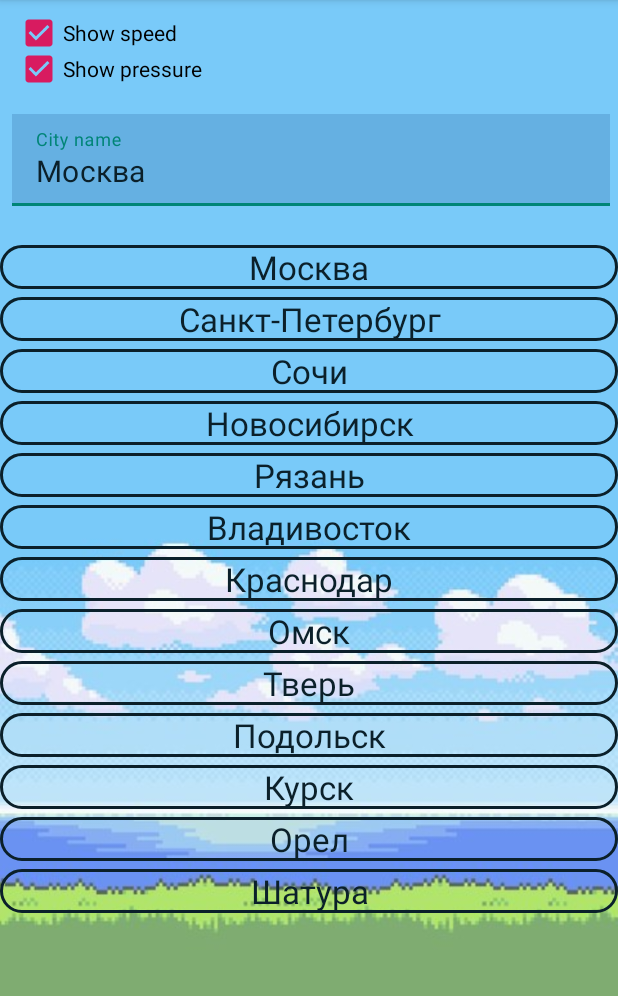
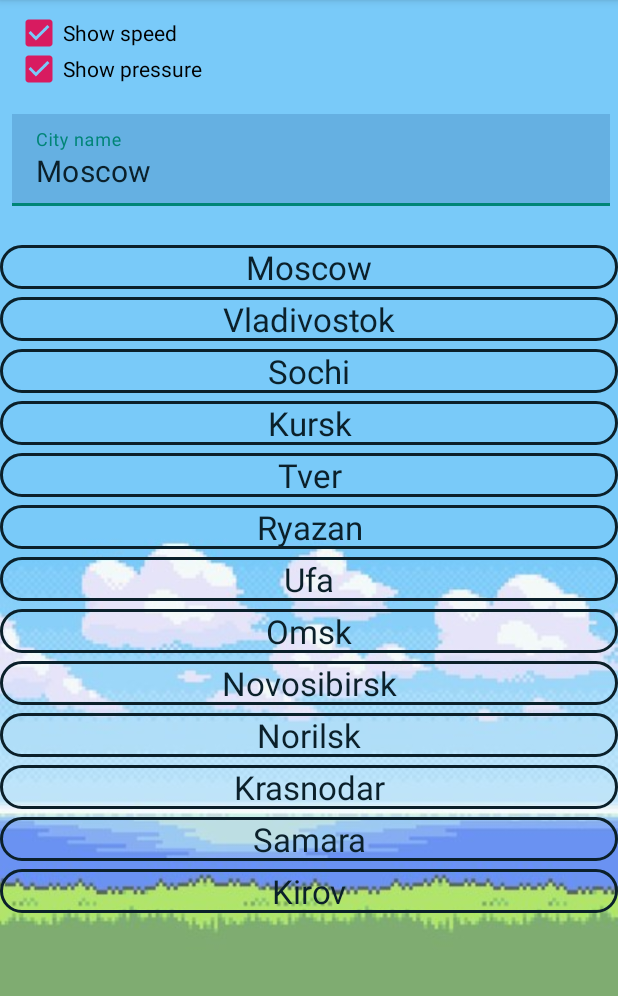
Before and after one commit to NIkiforT/MyWeatherFrarmentApp, an Android app: the screen it shows after launch (MainActivity), on a phone screen of 412 x 824 dp, the part 84-1080 px from its top. Run offline under Robolectric (Android 15) with nearby library versions, the phone set to English and light mode, and no system bars; 1 statement that could not run was skipped.

Commit message:
Lesson8.0

```diff
--- a/app/build.gradle
+++ b/app/build.gradle
@@ -31,6 +31,7 @@ dependencies {
     implementation fileTree(dir: 'libs', include: ['*.jar'])
 
     implementation 'androidx.recyclerview:recyclerview:1.1.0'
+    implementation 'com.google.code.gson:gson:2.8.5'
     implementation 'androidx.appcompat:appcompat:1.1.0'
     implementation 'androidx.constraintlayout:constraintlayout:1.1.3'
     implementation 'androidx.legacy:legacy-support-v4:1.0.0'
--- a/app/src/main/AndroidManifest.xml
+++ b/app/src/main/AndroidManifest.xml
@@ -1,6 +1,8 @@
 <?xml version="1.0" encoding="utf-8"?>
 <manifest xmlns:android="http://schemas.android.com/apk/res/android"
     package="nikifor.tatarkin.myweatherfrarmentapp">
+
+    <uses-permission android:name="android.permission.INTERNET"/>
 
     <application
         android:allowBackup="true"
--- a/app/src/main/java/nikifor/tatarkin/myweatherfrarmentapp/MainActivity.java
+++ b/app/src/main/java/nikifor/tatarkin/myweatherfrarmentapp/MainActivity.java
@@ -37,10 +37,6 @@ public class MainActivity extends AppCompatActivity {
         if (id == R.id.action_about_developer) {
             createDialogDeveloper();
         }
-        if(id == R.id.action_settings){
-                Intent intent = new Intent(MainActivity.this, Setting.class);
-                startActivity(intent); finish();
-        }
         return super.onOptionsItemSelected(item);
     }
 
--- a/app/src/main/java/nikifor/tatarkin/myweatherfrarmentapp/fragment/CitiesFragment.java
+++ b/app/src/main/java/nikifor/tatarkin/myweatherfrarmentapp/fragment/CitiesFragment.java
@@ -2,24 +2,38 @@ package nikifor.tatarkin.myweatherfrarmentapp.fragment;
 
 import android.content.Intent;
 import android.content.res.Configuration;
+import android.os.Build;
 import android.os.Bundle;
+import android.os.Handler;
+import android.util.Log;
 import android.view.LayoutInflater;
 import android.view.View;
 import android.view.ViewGroup;
 import android.widget.CheckBox;
 import android.widget.TextView;
+import android.widget.Toast;
 
 import androidx.annotation.NonNull;
 import androidx.annotation.Nullable;
+import androidx.annotation.RequiresApi;
 import androidx.fragment.app.Fragment;
 import androidx.fragment.app.FragmentTransaction;
 import androidx.recyclerview.widget.LinearLayoutManager;
 import androidx.recyclerview.widget.RecyclerView;
 
 import com.google.android.material.textfield.TextInputEditText;
+import com.google.gson.Gson;
 
+import java.io.BufferedReader;
+import java.io.InputStreamReader;
+import java.net.MalformedURLException;
+import java.net.URL;
 import java.util.Objects;
+import java.util.concurrent.TimeUnit;
 import java.util.regex.Pattern;
+import java.util.stream.Collectors;
+
+import javax.net.ssl.HttpsURLConnection;
 
 import nikifor.tatarkin.myweatherfrarmentapp.CitiesWeatherInfo;
 import nikifor.tatarkin.myweatherfrarmentapp.ClickedEvent.FragmentBtnClickedPressureEvent;
@@ -27,6 +41,7 @@ import nikifor.tatarkin.myweatherfrarmentapp.ClickedEvent.FragmentBtnClickedSpee
 import nikifor.tatarkin.myweatherfrarmentapp.CoatContainer;
 import nikifor.tatarkin.myweatherfrarmentapp.Constants;
 import nikifor.tatarkin.myweatherfrarmentapp.R;
+import nikifor.tatarkin.myweatherfrarmentapp.model.WeatherRequest;
 import nikifor.tatarkin.myweatherfrarmentapp.recyclerView.RecyclerCitiesAdapter;
 
 public class CitiesFragment extends Fragment implements Constants {
@@ -36,6 +51,10 @@ public class CitiesFragment extends Fragment implements Constants {
     private static final String KEY_TEXT_NAME_CITY = "key city name";
     private static final String KEY_TEXT_SPEED = "key speed";
     private static final String KEY_TEXT_PRESSURE = "key pressure";
+
+    private static final String TAG = "WEATHER";
+    private static final String WEATHER_URL = "https://api.openweathermap.org/data/2.5/weather?q=Moscow,RU&appid=";
+    private static final String WEATHER_API_KEY = "8f0bed03a60ef361aae3e25155873520";
 
 
     private boolean isExistInfo; //Можно ли расположить рядом информацию о погоде.
@@ -52,7 +71,7 @@ public class CitiesFragment extends Fragment implements Constants {
 
 
     //Для определения правильного ввода города
-    private Pattern checkNameCity = Pattern.compile("^[А-Я][а-я]{2,}$");
+    private Pattern checkNameCity = Pattern.compile("^[A-Z][a-z]{2,}$");
 
 
     @Override
@@ -115,7 +134,6 @@ public class CitiesFragment extends Fragment implements Constants {
                 nameCity = citiesContainer[position];
                 editTextCityName.setText(citiesContainer[position]);
                 showCoatOfInfo();
-
                 validate(editTextCityName, checkNameCity, getString(R.string.error_name_city));
 
             }
@@ -218,7 +236,7 @@ public class CitiesFragment extends Fragment implements Constants {
     //Создание контейнера с информацией о позиции, названии города и передача состояния чек боксов (показать/скрыть)
     private CoatContainer getCoatContainer() {
         String[] cities = getResources().getStringArray(R.array.cities);
-        CoatContainer container = new CoatContainer();
+        CoatContainer container = CoatContainer.getInstance();
         container.position = currentPosition;
         container.cityName = nameCity;
         container.visibilitySpeed = checkSpeed.isChecked();
--- a/app/src/main/res/layout-land/fragment_info.xml
+++ b/app/src/main/res/layout-land/fragment_info.xml
@@ -26,7 +26,7 @@
         android:layout_width="wrap_content"
         android:layout_height="wrap_content"
         android:layout_marginTop="40dp"
-        tools:text="@string/moscow"
+        tools:text="-"
         android:textColor="@color/colorText"
         android:textSize="38sp"
         app:layout_constraintEnd_toEndOf="parent"
@@ -38,7 +38,7 @@
         android:layout_width="wrap_content"
         android:layout_height="wrap_content"
         android:layout_marginTop="2dp"
-        android:text="+ 15'"
+        android:text="-"
         android:textColor="@color/colorText"
         android:textSize="32sp"
         app:layout_constraintEnd_toEndOf="parent"
--- a/app/src/main/res/layout/fragment_info.xml
+++ b/app/src/main/res/layout/fragment_info.xml
@@ -38,7 +38,7 @@
         android:layout_width="wrap_content"
         android:layout_height="wrap_content"
         android:layout_marginTop="5dp"
-        android:text="+ 15'"
+        android:text="-"
         android:textColor="@color/colorText"
         android:textSize="50sp"
         app:layout_constraintEnd_toEndOf="parent"
--- a/app/src/main/res/menu/menu_main.xml
+++ b/app/src/main/res/menu/menu_main.xml
@@ -2,11 +2,6 @@
     xmlns:app="http://schemas.android.com/apk/res-auto"
     xmlns:tools="http://schemas.android.com/tools"
     tools:context="com.geekbrains.a1l7_coordinatorlayout.MainActivity">
-    <item
-        android:id="@+id/action_settings"
-        android:orderInCategory="100"
-        android:title="@string/setting"
-        app:showAsAction="never" />
     <item
         android:id="@+id/action_about_developer"
         android:orderInCategory="100"
--- a/app/src/main/res/values/arrays.xml
+++ b/app/src/main/res/values/arrays.xml
@@ -1,19 +1,19 @@
 <?xml version="1.0" encoding="utf-8"?>
 <resources>
     <string-array name="cities">
-        <item>Москва</item>
-        <item>Санкт-Петербург</item>
-        <item>Сочи</item>
-        <item>Новосибирск</item>
-        <item>Рязань</item>
-        <item>Владивосток</item>
-        <item>Краснодар</item>
-        <item>Омск</item>
-        <item>Тверь</item>
-        <item>Подольск</item>
-        <item>Курск</item>
-        <item>Орел</item>
-        <item>Шатура</item>
+        <item>Moscow</item>
+        <item>Vladivostok</item>
+        <item>Sochi</item>
+        <item>Kursk</item>
+        <item>Tver</item>
+        <item>Ryazan</item>
+        <item>Ufa</item>
+        <item>Omsk</item>
+        <item>Novosibirsk</item>
+        <item>Norilsk</item>
+        <item>Krasnodar</item>
+        <item>Samara</item>
+        <item>Kirov</item>
     </string-array>
 
 </resources>
```
Also changed, not shown: app/src/main/java/nikifor/tatarkin/myweatherfrarmentapp/CoatContainer.java (+14 -0 lines), app/src/main/java/nikifor/tatarkin/myweatherfrarmentapp/fragment/InfoFragment.java (+118 -4 lines), app/src/main/java/nikifor/tatarkin/myweatherfrarmentapp/model/Main.java (added, +31 -0 lines), app/src/main/java/nikifor/tatarkin/myweatherfrarmentapp/model/WeatherRequest.java (added, +32 -0 lines), app/src/main/java/nikifor/tatarkin/myweatherfrarmentapp/model/Wind.java (added, +23 -0 lines). Lines whose indentation alone changed are shown as unchanged.
